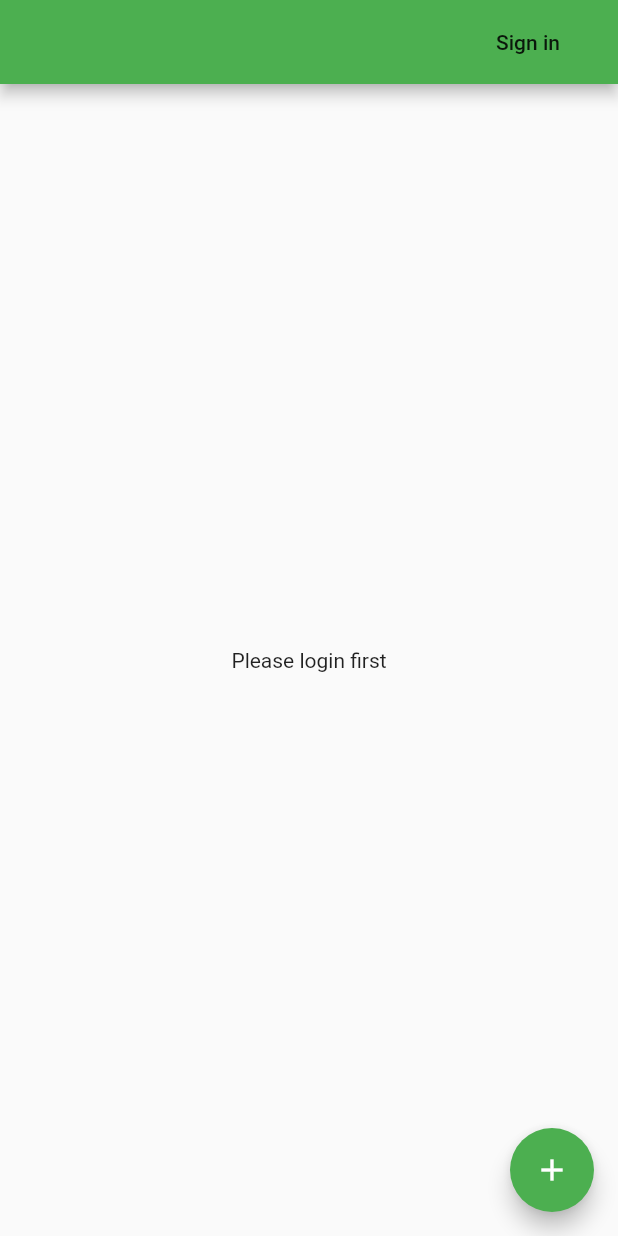
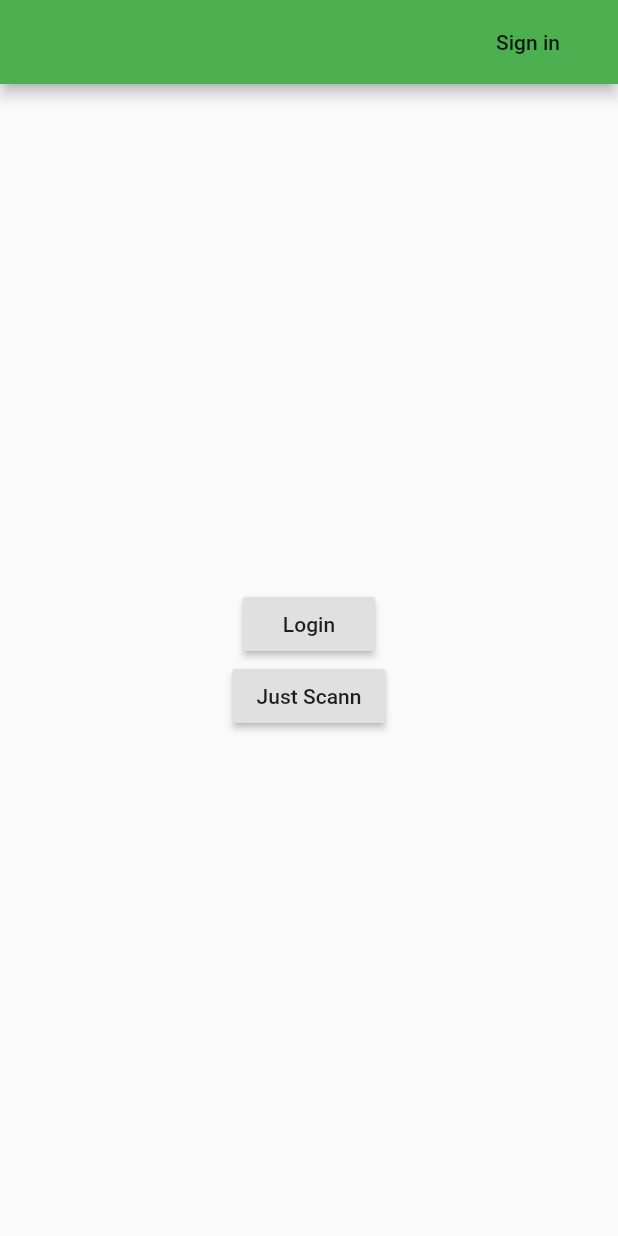
Before and after one commit to lukaselmer/hackzurich2017, a Flutter app: the screen it shows after launch, on a phone screen of 412 x 824 dp. Run offline on Flutter 3.47's test engine with Material 2 defaults, Android fonts, the phone set to English and light mode, and no system bars; our stand-ins replace firebase_auth, firebase_database, google_sign_in; missing offline and left inert: barcodescanner; accounts and stored records are empty; statements that could not run were skipped.

Commit message:
Just added login button

```diff
--- a/lib/main.dart
+++ b/lib/main.dart
@@ -63,22 +63,55 @@ class _MyHomePageState extends State<MyHomePage> {
           child: _signInBar(),
         ),
       ),
-      body: new Center(
+      drawer: createDrawer,
+      body: createBody,
+      floatingActionButton: createfloatingActionButton,
+    );
+  }
+
+  Widget get createBody {
+    return loginBody;
+  }
+
+  Widget get loginBody {
+    return new Center(
       child: new Column(
         mainAxisAlignment: MainAxisAlignment.center,
-          children: <Widget>[
-            new Flexible(
-              child: groupsList(_currentUser),
-            ),
+        children: [
+          new RaisedButton(onPressed: _ensureLoggedIn, child: new Text("Login"),),
+          new RaisedButton(onPressed: _scanBarcode, child: new Text("Just Scann"),)
         ],
       ),
-      ),
-      floatingActionButton: new FloatingActionButton(
+    );
+  }
+
+  FloatingActionButton get createfloatingActionButton {
+    if (!signedIn()) {
+      return null;
+    }
+    return new FloatingActionButton(
       onPressed: _createGroupDialog,
       tooltip: 'Create Group',
       child: new Icon(Icons.add),
+    );
+  }
+
+  Drawer get createDrawer {
+    if (!signedIn()) {
+      return null;
+    }
+    return new Drawer(
+        child: new ListView(
+      children: [
+        new UserAccountsDrawerHeader(
+          currentAccountPicture: new CircleAvatar(
+            backgroundImage: new NetworkImage(_currentUser.photoUrl),
           ),
-    );
+          accountName: new Text(_currentUser.displayName),
+          accountEmail: new Text(_currentUser.email),
+        )
+      ],
+    ));
   }
 
   bool signedIn() {
--- a/pubspec.yaml
+++ b/pubspec.yaml
@@ -32,9 +32,9 @@ flutter:
   uses-material-design: true
 
   # To add assets to your application, add an assets section, like this:
-  # assets:
-  #  - images/a_dot_burr.jpeg
-  #  - images/a_dot_ham.jpeg
+  assets:
+    - images/background.png
+
 
   # An image asset can refer to one or more resolution-specific "variants", see
   # https://flutter.io/assets-and-images/.
```
Also changed, not shown: lib/domain/food.dart (added, +113 -0 lines), lib/info_page/info_page.dart (added, +14 -0 lines), lib/shoping_page/food_item_list.dart (added, +79 -0 lines), lib/shoping_page/food_tile.dart (added, +70 -0 lines), lib/shoping_page/shoping_list.dart (added, +13 -0 lines), images/background.png (added), lib/drawer.dart (added), pubspec.lock. Lines whose indentation alone changed are shown as unchanged.
